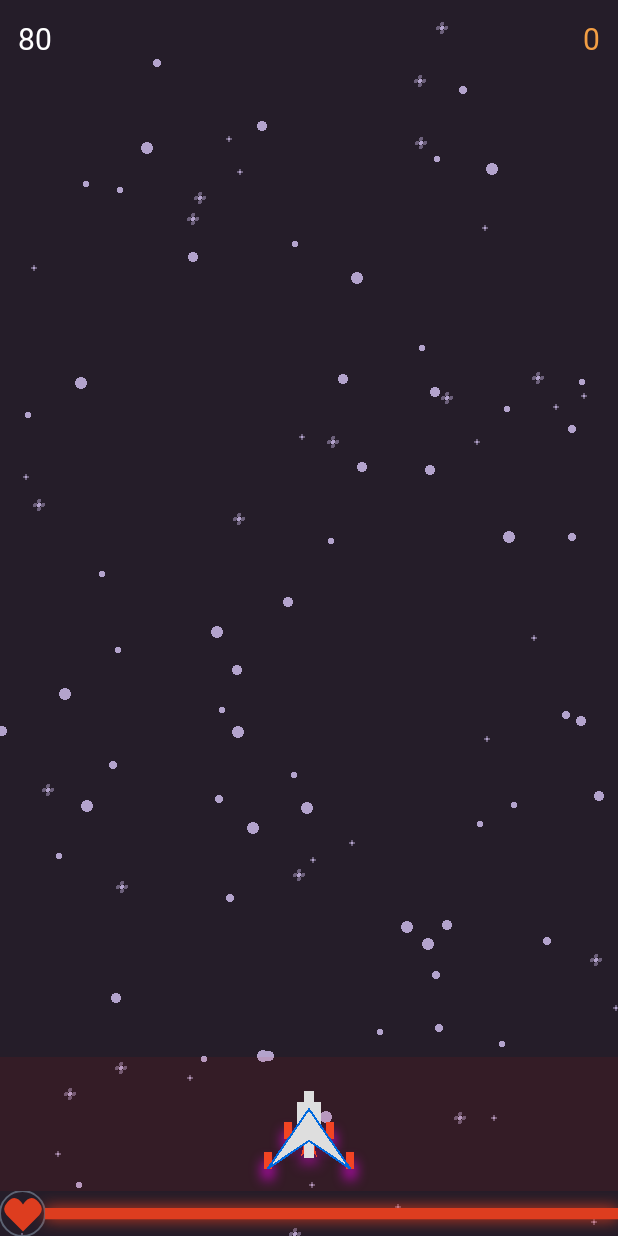
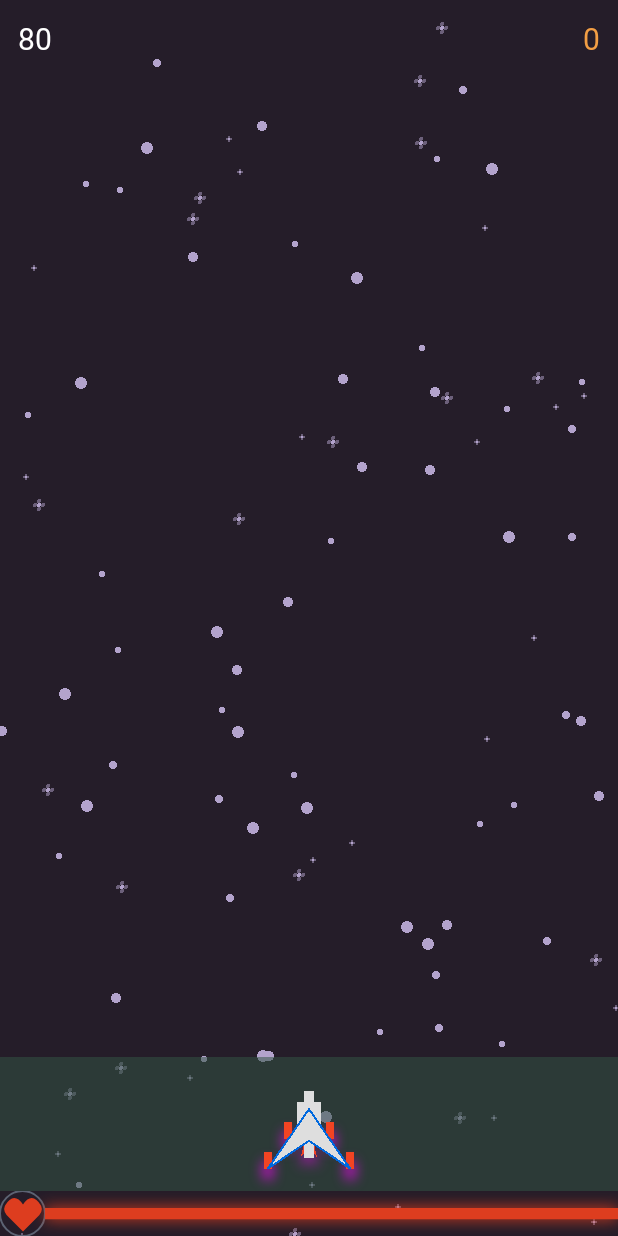
Before and after one commit to aaaa1597/AndKotlin-Invaders, an Android app: the GameSceneFragment screen opened through its navigation route, on a phone screen of 412 x 824 dp. Run offline under Robolectric (Android 15) with nearby library versions, the phone set to English and light mode, and no system bars.

```diff
--- a/app/src/main/java/com/aaa/andkotlininvaders/GameSceneFragment.kt
+++ b/app/src/main/java/com/aaa/andkotlininvaders/GameSceneFragment.kt
@@ -72,7 +72,7 @@ class GameSceneFragment : Fragment() {
         super.onViewCreated(view, savedInstanceState)
         val soundManager = SoundManager(requireContext())
         lifecycle.addObserver(soundManager)
-        view.findViewById<BulletView>(R.id.viw_bulletView).setSoundManager(soundManager)
+        _binding.viwBulletView.setSoundManager(soundManager)
     }
 
     override fun onResume() {
--- a/app/src/main/res/layout/fragment_game_scene.xml
+++ b/app/src/main/res/layout/fragment_game_scene.xml
@@ -63,7 +63,7 @@
             android:id="@+id/viw_spaceShipView"
             android:layout_width="0dp"
             android:layout_height="0dp"
-            android:background="#11ff1100"
+            android:background="@color/burstFireOffColor"
             app:layout_constraintBottom_toBottomOf="parent"
             app:layout_constraintHeight_percent="0.12"
             app:layout_constraintLeft_toLeftOf="parent"
--- a/app/src/main/res/values/colors.xml
+++ b/app/src/main/res/values/colors.xml
@@ -10,4 +10,6 @@
     <color name="shipShadowColor">#5C6373</color>
     <color name="shipHighLightColor">#9caebb</color>
     <color name="bulletColor">#fbcdcd</color>
+    <color name="burstFireOnColor">#88ee5544</color>
+    <color name="burstFireOffColor">#88335544</color>
 </resources>
```
